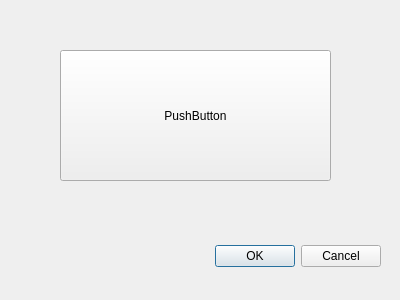
Before: the Qt Designer form QtWorkoutSelectionWindow.ui in Nicholas-LeBoeuf/WorkoutAppFinal, drawn with Qt 5.
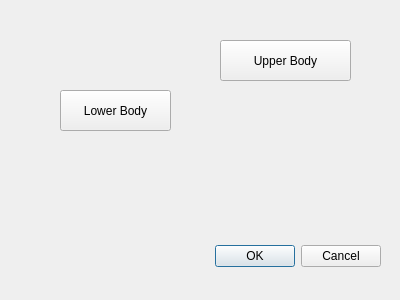
After: the same form once the commit is applied.

Commit message: Made LowerBody UI file, header file, and cpp file. added to .pro file. Changed object name of dialogPushButton to upperBodyPushButton

The edit to the form file:
```diff
--- a/QtWorkoutSelectionWindow.ui
+++ b/QtWorkoutSelectionWindow.ui
@@ -29,17 +29,30 @@
     <set>QDialogButtonBox::Cancel|QDialogButtonBox::Ok</set>
    </property>
   </widget>
-  <widget class="QPushButton" name="dialogPushButton">
+  <widget class="QPushButton" name="upperBodyPushButton">
+   <property name="geometry">
+    <rect>
+     <x>220</x>
+     <y>40</y>
+     <width>131</width>
+     <height>41</height>
+    </rect>
+   </property>
+   <property name="text">
+    <string>Upper Body</string>
+   </property>
+  </widget>
+  <widget class="QPushButton" name="lowerBodyPushButton">
    <property name="geometry">
     <rect>
      <x>60</x>
-     <y>50</y>
-     <width>271</width>
-     <height>131</height>
+     <y>90</y>
+     <width>111</width>
+     <height>41</height>
     </rect>
    </property>
    <property name="text">
-    <string>PushButton</string>
+    <string>Lower Body</string>
    </property>
   </widget>
  </widget>
```
The commit also changes 6 other files.
